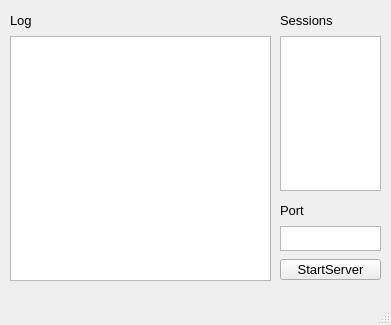
Old version of the form QChatServer/serverwindow.ui in the repository IMAGINARY9/QChat.
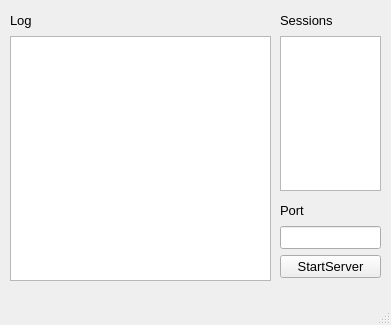
New version of the form.

Patch:
```diff
--- a/QChatServer/serverwindow.ui
+++ b/QChatServer/serverwindow.ui
@@ -28,20 +28,7 @@
    <string>Server</string>
   </property>
   <widget class="QWidget" name="centralwidget">
-   <widget class="QPushButton" name="startStopButton">
-    <property name="geometry">
-     <rect>
-      <x>280</x>
-      <y>259</y>
-      <width>101</width>
-      <height>21</height>
-     </rect>
-    </property>
-    <property name="text">
-     <string>StartServer</string>
-    </property>
-   </widget>
-   <widget class="QWidget" name="">
+   <widget class="QWidget" name="layoutWidget">
     <property name="geometry">
      <rect>
       <x>10</x>
@@ -87,7 +74,7 @@
      </item>
     </layout>
    </widget>
-   <widget class="QWidget" name="">
+   <widget class="QWidget" name="layoutWidget">
     <property name="geometry">
      <rect>
       <x>280</x>
@@ -132,9 +119,13 @@
       <x>280</x>
       <y>200</y>
       <width>101</width>
-      <height>51</height>
+      <height>78</height>
      </rect>
     </property>
+    <layout class="QVBoxLayout" name="verticalLayout_5">
+     <item>
+      <layout class="QVBoxLayout" name="verticalLayout_4">
+       <item>
     <layout class="QVBoxLayout" name="verticalLayout_2">
      <item>
       <layout class="QHBoxLayout" name="horizontalLayout_2">
@@ -160,13 +151,17 @@
        </item>
       </layout>
      </item>
+        </layout>
+       </item>
      <item>
-      <widget class="QTextEdit" name="portEdit">
-       <property name="verticalScrollBarPolicy">
-        <enum>Qt::ScrollBarAlwaysOff</enum>
-       </property>
-       <property name="horizontalScrollBarPolicy">
-        <enum>Qt::ScrollBarAlwaysOff</enum>
+        <widget class="QLineEdit" name="portEdit"/>
+       </item>
+      </layout>
+     </item>
+     <item>
+      <widget class="QPushButton" name="startStopButton">
+       <property name="text">
+        <string>StartServer</string>
        </property>
       </widget>
      </item>
```
Lines whose indentation alone changed are shown as unchanged.
